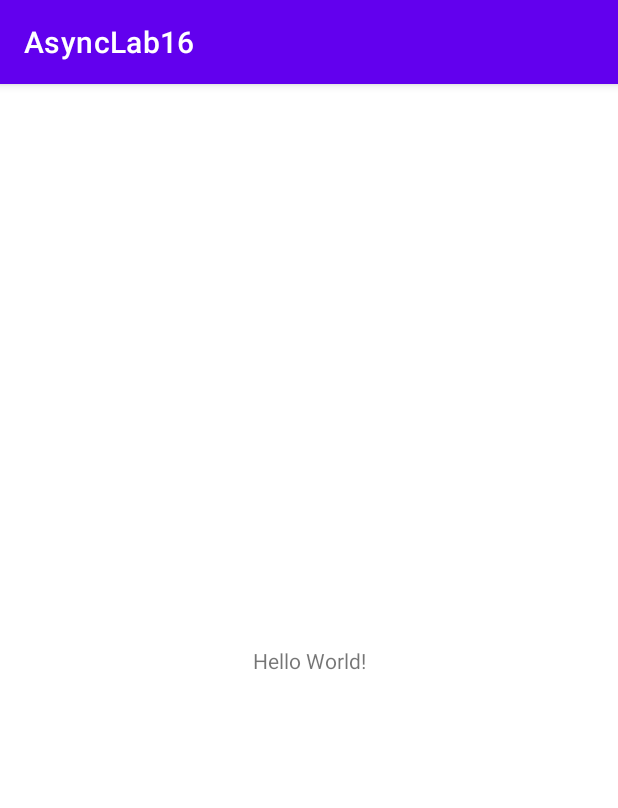
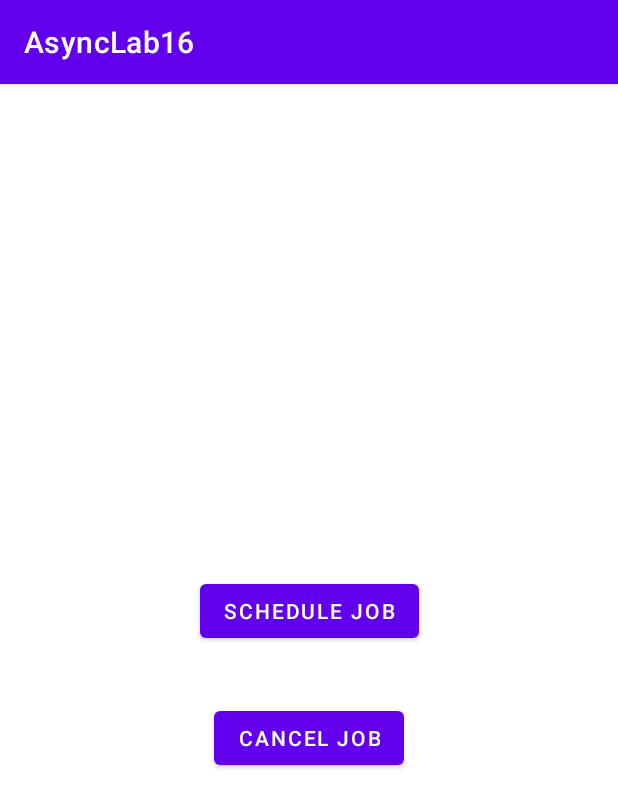
Before and after one commit to mbharti321/androidProjects, an Android app: the screen it shows after launch (MainActivity), on a phone screen of 412 x 824 dp. Shown: the top 808 px of the screen. Run offline under Robolectric (Android 15) with nearby library versions, the phone set to English and light mode, and no system bars.

Commit message:
add lab16Async

```diff
--- a/AsyncLab16/app/src/main/AndroidManifest.xml
+++ b/AsyncLab16/app/src/main/AndroidManifest.xml
@@ -2,6 +2,7 @@
 <manifest xmlns:android="http://schemas.android.com/apk/res/android"
     package="com.example.asynclab16">
 
+    <uses-permission android:name="android.permission.RECEIVE_BOOT_COMPLETED" />
     <application
         android:allowBackup="true"
         android:icon="@mipmap/ic_launcher"
@@ -16,6 +17,11 @@
                 <category android:name="android.intent.category.LAUNCHER" />
             </intent-filter>
         </activity>
+
+        <service
+            android:name=".ExampleJobService"
+            android:permission="android.permission.BIND_JOB_SERVICE" />
+
     </application>
 
 </manifest>
--- a/AsyncLab16/app/src/main/java/com/example/asynclab16/MainActivity.java
+++ b/AsyncLab16/app/src/main/java/com/example/asynclab16/MainActivity.java
@@ -1,14 +1,60 @@
 package com.example.asynclab16;
 
+import androidx.annotation.RequiresApi;
 import androidx.appcompat.app.AppCompatActivity;
 
+import android.app.job.JobInfo;
+import android.app.job.JobScheduler;
+import android.content.ComponentName;
+import android.os.Build;
 import android.os.Bundle;
+import android.util.Log;
+import android.view.View;
+import android.widget.Button;
 
 public class MainActivity extends AppCompatActivity {
+
+    Button mScheduleJob, mCancelJob;
+    private static final String TAG = "MAIN ACTIVITY";
 
     @Override
     protected void onCreate(Bundle savedInstanceState) {
         super.onCreate(savedInstanceState);
         setContentView(R.layout.activity_main);
+
+        mScheduleJob = findViewById(R.id.scheduleJobBtn);
+        mCancelJob = findViewById(R.id.cancelJobBtn);
+
+        mScheduleJob.setOnClickListener(new View.OnClickListener() {
+            @RequiresApi(api = Build.VERSION_CODES.P)
+            @Override
+            public void onClick(View v) {
+                ComponentName componentName = new ComponentName(MainActivity.this, ExampleJobService.class);
+                JobInfo info = new JobInfo.Builder(123, componentName)
+                        .setRequiresCharging(true)
+                        .setRequiredNetworkType(JobInfo.NETWORK_TYPE_CELLULAR)
+                        .setPersisted(true)
+                        .setPeriodic(15*60*1000)
+                        .build();
+
+                JobScheduler scheduler = (JobScheduler) getSystemService(JOB_SCHEDULER_SERVICE);
+                int resultCode = scheduler.schedule(info);
+                if (resultCode == JobScheduler.RESULT_SUCCESS) {
+                    Log.d(TAG, "job scheduled");
+                } else {
+                    Log.d(TAG, "job scheduling failed");
+                }
+            }
+        });
+
+        mCancelJob.setOnClickListener(new View.OnClickListener() {
+            @Override
+            public void onClick(View v) {
+                JobScheduler scheduler = (JobScheduler) getSystemService(JOB_SCHEDULER_SERVICE);
+                scheduler.cancel(123);
+                Log.d(TAG, "job cancelled");
+            }
+        });
+
     }
 }
--- a/AsyncLab16/app/src/main/res/layout/activity_main.xml
+++ b/AsyncLab16/app/src/main/res/layout/activity_main.xml
@@ -6,13 +6,24 @@
     android:layout_height="match_parent"
     tools:context=".MainActivity">
 
-    <TextView
+    <Button
+        android:id="@+id/scheduleJobBtn"
         android:layout_width="wrap_content"
         android:layout_height="wrap_content"
-        android:text="Hello World!"
-        app:layout_constraintBottom_toBottomOf="parent"
-        app:layout_constraintLeft_toLeftOf="parent"
-        app:layout_constraintRight_toRightOf="parent"
+        android:layout_marginTop="327dp"
+        android:text="@string/schedule_job"
+        app:layout_constraintEnd_toEndOf="parent"
+        app:layout_constraintStart_toStartOf="parent"
+        app:layout_constraintTop_toTopOf="parent" />
+
+    <Button
+        android:id="@+id/cancelJobBtn"
+        android:layout_width="wrap_content"
+        android:layout_height="wrap_content"
+        android:layout_marginTop="412dp"
+        android:text="@string/cancel_job"
+        app:layout_constraintEnd_toEndOf="parent"
+        app:layout_constraintStart_toStartOf="parent"
         app:layout_constraintTop_toTopOf="parent" />
 
 </androidx.constraintlayout.widget.ConstraintLayout>
--- a/AsyncLab16/app/src/main/res/values/strings.xml
+++ b/AsyncLab16/app/src/main/res/values/strings.xml
@@ -1,3 +1,5 @@
 <resources>
     <string name="app_name">AsyncLab16</string>
+    <string name="schedule_job">Schedule Job</string>
+    <string name="cancel_job">Cancel Job</string>
 </resources>
```
Also changed, not shown: AsyncLab16/app/src/main/java/com/example/asynclab16/ExampleJobService.java (+47 -1 lines).
